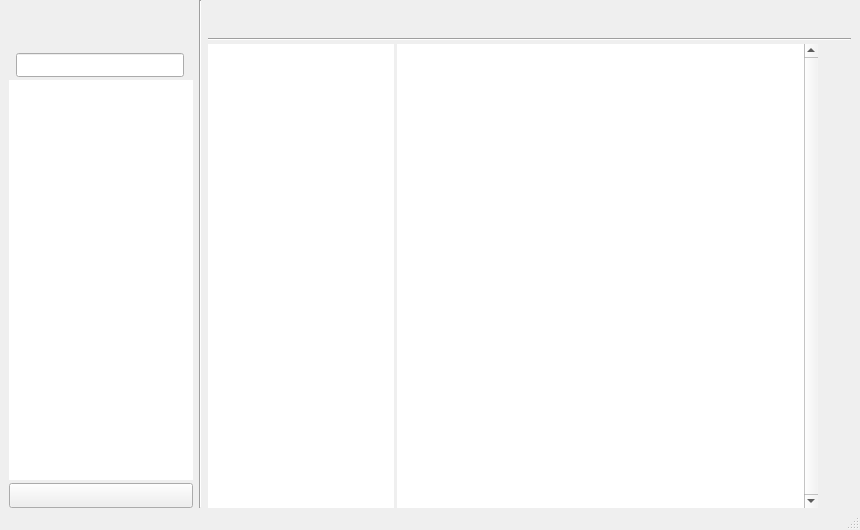
Qt form 1.1.1/source/poseLibrary/UI/poseLibrary.ui (auqeyjf/poseLibrary) before a commit.
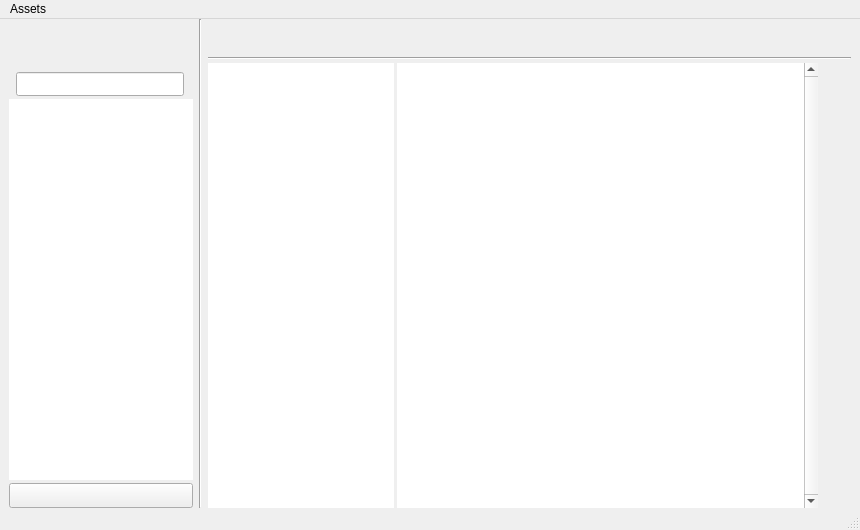
The same form after that commit. Icons and pictures are not drawn.

Diff of the .ui file:
```diff
--- a/1.1.1/source/poseLibrary/UI/poseLibrary.ui
+++ b/1.1.1/source/poseLibrary/UI/poseLibrary.ui
@@ -438,6 +438,15 @@
      <height>21</height>
     </rect>
    </property>
+   <widget class="QMenu" name="menuAsset">
+    <property name="title">
+     <string>Assets</string>
+    </property>
+    <addaction name="actionAdd_Character"/>
+    <addaction name="separator"/>
+    <addaction name="actionAdd"/>
+   </widget>
+   <addaction name="menuAsset"/>
   </widget>
   <widget class="QStatusBar" name="statusbar"/>
  </widget>
```
Left out of the diff: 10 changed lines with no effect on the pictures.
